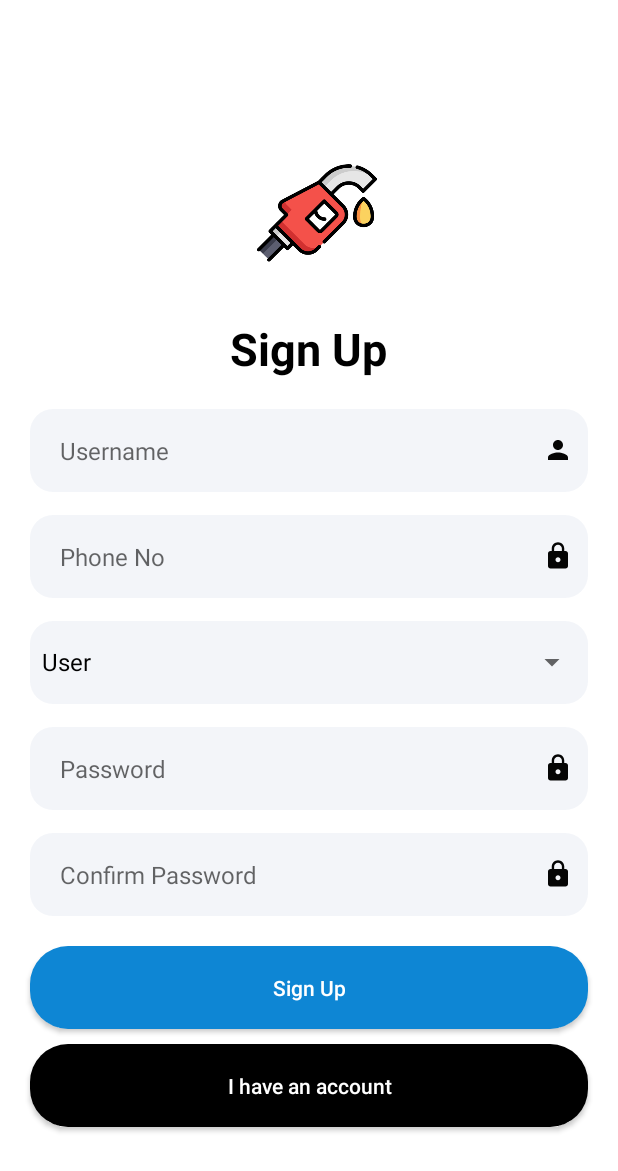
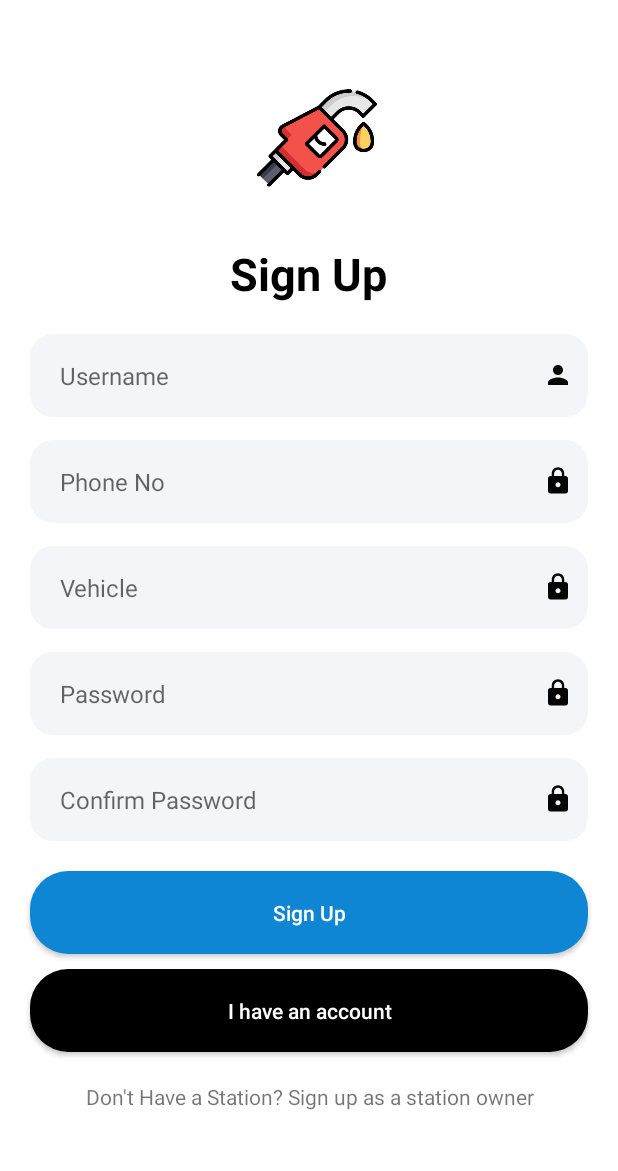
Before and after one commit to Agasthi98/StationAppFrontend, an Android app: the UserSignupActivity screen opened directly, with no data from a screen before it, on a phone screen of 412 x 824 dp. Shown: the top 1171 px of the screen. Run offline under Robolectric (Android 15) with nearby library versions, the phone set to English and light mode, and no system bars.

Commit message:
change admin route

```diff
--- a/app/src/main/java/com/example/fuelapp/Database/DBHandler.java
+++ b/app/src/main/java/com/example/fuelapp/Database/DBHandler.java
@@ -11,7 +11,7 @@ import java.util.ArrayList;
 public class DBHandler extends SQLiteOpenHelper {
     // If you change the database schema, you must increment the database version.
     //Database creation
-    public static final int DATABASE_VERSION = 2;
+    public static final int DATABASE_VERSION = 1;
     public static final String DATABASE_NAME = "userInfo.db";
 
     public DBHandler(Context context) {
@@ -37,14 +37,15 @@ public class DBHandler extends SQLiteOpenHelper {
                     UserInfo.Users.COLUMN_1 + " TEXT," +
                     UserInfo.Users.COLUMN_2 + " TEXT," +
                     UserInfo.Users.COLUMN_3 + " TEXT,"+
-                    UserInfo.Users.COLUMN_4 + " TEXT)";
+                    UserInfo.Users.COLUMN_4 + " TEXT,"+
+                    UserInfo.Users.COLUMN_5 + " TEXT)";
 
     private static final String SQL_DELETE_ENTRIES =
             "DROP TABLE IF EXISTS " + UserInfo.Users.TABLE_NAME;
 
 
     //User registration
-    public Boolean addInfo(String userName,String phoneNo, String role, String password){
+    public Boolean addInfo(String userName,String phoneNo, String role,String vehicle, String password){
         // Gets the data repository in write mode
         SQLiteDatabase db = getWritableDatabase();
 
@@ -54,7 +55,8 @@ public class DBHandler extends SQLiteOpenHelper {
         values.put(UserInfo.Users.COLUMN_1, userName);
         values.put(UserInfo.Users.COLUMN_2, phoneNo);
         values.put(UserInfo.Users.COLUMN_3, role);
-        values.put(UserInfo.Users.COLUMN_4, password);
+        values.put(UserInfo.Users.COLUMN_4, vehicle);
+        values.put(UserInfo.Users.COLUMN_5, password);
 
         //Insert user details
         // Insert the new row, returning the primary key value of the new row
@@ -78,7 +80,7 @@ public class DBHandler extends SQLiteOpenHelper {
     //Normal user login
     public ArrayList getUserInfo(String phoneNo, String password){
         SQLiteDatabase db = this.getReadableDatabase();
-        Cursor cursor = db.rawQuery("select * from userInfo where phoneNo = ? and password = ? and role = 'User'", new String[] {phoneNo,password});
+        Cursor cursor = db.rawQuery("select * from userInfo where phoneNo = ? and password = ?", new String[] {phoneNo,password});
 
         ArrayList arrayList = new ArrayList();
         if(cursor.getCount()>=1){
@@ -88,6 +90,7 @@ public class DBHandler extends SQLiteOpenHelper {
                 arrayList.add(cursor.getString(2));
                 arrayList.add(cursor.getString(3));
                 arrayList.add(cursor.getString(4));
+                arrayList.add(cursor.getString(5));
             }
             cursor.close();
         }
--- a/app/src/main/java/com/example/fuelapp/Database/UserInfo.java
+++ b/app/src/main/java/com/example/fuelapp/Database/UserInfo.java
@@ -14,6 +14,7 @@ public final class UserInfo {
         public static final String COLUMN_1 = "username";
         public static final String COLUMN_2 = "phoneNo";
         public static final String COLUMN_3 = "role";
-        public static final String COLUMN_4 = "password";
+        public static final String COLUMN_4 = "vehicle";
+        public static final String COLUMN_5 = "password";
     }
 }
--- a/app/src/main/java/com/example/fuelapp/GetStarted.java
+++ b/app/src/main/java/com/example/fuelapp/GetStarted.java
@@ -22,7 +22,7 @@ public class GetStarted extends AppCompatActivity {
          getStart.setOnClickListener(new View.OnClickListener() {
              @Override
              public void onClick(View view) {
-                 Intent intent = new Intent(getApplicationContext(), SignupActivity.class);
+                 Intent intent = new Intent(getApplicationContext(), UserSignupActivity.class);
                  startActivity(intent);
              }
          });
--- a/app/src/main/java/com/example/fuelapp/SignupActivity.java
+++ b/app/src/main/java/com/example/fuelapp/UserSignupActivity.java
@@ -9,14 +9,14 @@ import android.widget.ArrayAdapter;
 import android.widget.Button;
 import android.widget.EditText;
 import android.widget.Spinner;
+import android.widget.TextView;
 import android.widget.Toast;
 
 import com.example.fuelapp.Database.DBHandler;
 
-public class SignupActivity extends AppCompatActivity {
+public class UserSignupActivity extends AppCompatActivity {
 
-    EditText userName, password, confirmPassword,phoneNo;
-    Spinner role;
+    EditText userName, password, confirmPassword,phoneNo,vehicle;
     Button signup,alreadyHave;
     DBHandler myDB;
 
@@ -26,16 +26,14 @@ public class SignupActivity extends AppCompatActivity {
         setContentView(R.layout.activity_signup);
 
         userName = (EditText) findViewById(R.id.txtUsernameSignUp);
-        role = (Spinner) findViewById(R.id.spinner_Signup);
+        vehicle = (EditText) findViewById(R.id.txtVehicle);
         password = (EditText) findViewById(R.id.txtPasswordSignup);
         confirmPassword = (EditText) findViewById(R.id.txtConfirmPassword);
         signup = (Button) findViewById(R.id.btnSignUp);
         phoneNo = (EditText) findViewById(R.id.txtPhoneNo);
         alreadyHave = (Button) findViewById(R.id.btnAlreadySignup);
 
-        //Retrieve dropdown strings
-        ArrayAdapter<CharSequence> adapter = ArrayAdapter.createFromResource(this,R.array.userType, androidx.appcompat.R.layout.support_simple_spinner_dropdown_item);
-        role.setAdapter(adapter);
+
 
         myDB = new DBHandler(this);
 
@@ -47,43 +45,53 @@ public class SignupActivity extends AppCompatActivity {
             }
         });
 
+        TextView stationSignUp = findViewById(R.id.txtNavigateStationOwnerRegistration);
+        stationSignUp.setOnClickListener(v -> {
+
+            Intent intent = new Intent(this, StationOwnerSignUp.class);
+            startActivity(intent);
+        });
+
+
         //sign up on click listner
         signup.setOnClickListener(new View.OnClickListener(){
 
             @Override
             public void onClick(View view) {
-                String rrole = role.getSelectedItem().toString();
                 String user = userName.getText().toString();
                 String phone = phoneNo.getText().toString();
                 String pass = password.getText().toString();
+                String vehi = vehicle.getText().toString();
                 String cPass = confirmPassword.getText().toString();
+                String role = "User";
 
                 //check the fields are empty
-                if(user.equals("") || rrole.equals("") || pass.equals("") || cPass.equals("")){
-                    Toast.makeText(SignupActivity.this, "Fill All the field", Toast.LENGTH_SHORT).show();
+                if(user.equals("") || vehi.equals("") || pass.equals("") || cPass.equals("")){
+                    Toast.makeText(UserSignupActivity.this, "Fill All the field", Toast.LENGTH_SHORT).show();
                 }
                 else{
                     //check the password and confirm password
                     if(pass.equals(cPass)){
                         Boolean userCkeckResult =  myDB.checkusername((phone));
                         if(userCkeckResult == false){
-                           Boolean regResult =  myDB.addInfo(user,phone,rrole,pass);
+                           Boolean regResult =  myDB.addInfo(user,phone,role,vehi,pass);
                            if(regResult == true){
-                                   Toast.makeText(SignupActivity.this, "Registration success", Toast.LENGTH_SHORT).show();
-                                   System.out.println("username:"+user+ "\npassword:"+pass+ "\nrole:"+rrole);
+                                   Toast.makeText(UserSignupActivity.this, "Registration success", Toast.LENGTH_SHORT).show();
+                                   System.out.println("username:"+user+ "\npassword:"+pass+ "\nrole:"+role);
                                    Intent intent = new Intent(getApplicationContext(), LoginActivity.class);
                                    startActivity(intent);
                            }else{
-                               Toast.makeText(SignupActivity.this, "Registration failed!", Toast.LENGTH_SHORT).show();
+                               Toast.makeText(UserSignupActivity.this, "Registration failed!", Toast.LENGTH_SHORT).show();
                            }
                         }else{
-                            Toast.makeText(SignupActivity.this, "User already exists", Toast.LENGTH_SHORT).show();
+                            Toast.makeText(UserSignupActivity.this, "User already exists", Toast.LENGTH_SHORT).show();
                         }
                     }else{
-                        Toast.makeText(SignupActivity.this, "Password not matched!", Toast.LENGTH_SHORT).show();
+                        Toast.makeText(UserSignupActivity.this, "Password not matched!", Toast.LENGTH_SHORT).show();
                     }
                 }
             }
         });
+
     }
 }
--- a/app/src/main/res/layout/activity_signup.xml
+++ b/app/src/main/res/layout/activity_signup.xml
@@ -6,14 +6,14 @@
     android:layout_height="match_parent"
     android:orientation="vertical"
     android:gravity="center"
-    tools:context=".SignupActivity">
+    tools:context=".UserSignupActivity">
 
     <ImageView
         android:id="@+id/fuelImage"
         android:layout_width="80dp"
         android:layout_height="80dp"
         android:layout_marginStart="35dp"
-        android:layout_marginTop="30dp"
+        android:layout_marginTop="-30dp"
         android:layout_marginEnd="30dp"
         android:layout_marginBottom="30dp"
         app:srcCompat="@drawable/fuel_1" />
@@ -98,15 +98,30 @@
         android:layout_height="55dp"
         android:layout_marginStart="20dp"
         android:layout_marginEnd="20dp"
-        android:layout_marginTop="-20dp"
         android:background="@drawable/round_back"
         android:layout_marginBottom="35dp"
+        android:layout_marginTop="-20dp"
         >
 
-        <Spinner
-            android:id="@+id/spinner_Signup"
+        <EditText
+            android:id="@+id/txtVehicle"
             android:layout_width="match_parent"
-            android:layout_height="match_parent" />
+            android:layout_height="match_parent"
+            android:background="@android:color/transparent"
+            android:hint="Vehicle"
+            android:inputType="text"
+            android:maxLines="1"
+            android:paddingStart="20dp"
+            android:paddingEnd="20dp"
+            android:textSize="16sp" />
+
+        <ImageView
+            android:layout_width="40dp"
+            android:layout_height="40dp"
+            android:layout_alignParentEnd="true"
+            android:layout_centerVertical="true"
+            android:padding="10dp"
+            android:src="@drawable/ic_lock" />
     </RelativeLayout>
 
     <RelativeLayout
@@ -195,4 +210,13 @@
         android:textAllCaps="false"
         android:textColor="@color/white" />
 
+    <TextView
+        android:id="@+id/txtNavigateStationOwnerRegistration"
+        android:layout_width="match_parent"
+        android:layout_height="20dp"
+        android:layout_marginTop="20dp"
+        android:text="Don't Have a Station? Sign up as a station owner"
+        android:textAlignment="center"
+        />
+
 </LinearLayout>
```
Also changed, not shown: app/src/main/AndroidManifest.xml (+7 -5 lines), app/src/main/java/com/example/fuelapp/LoginActivity.java (+8 -9 lines), app/src/main/java/com/example/fuelapp/StationOwnerSignUp.java (added, +73 -0 lines), app/src/main/res/layout/activity_station_owner_sign_up.xml (added, +201 -0 lines).
